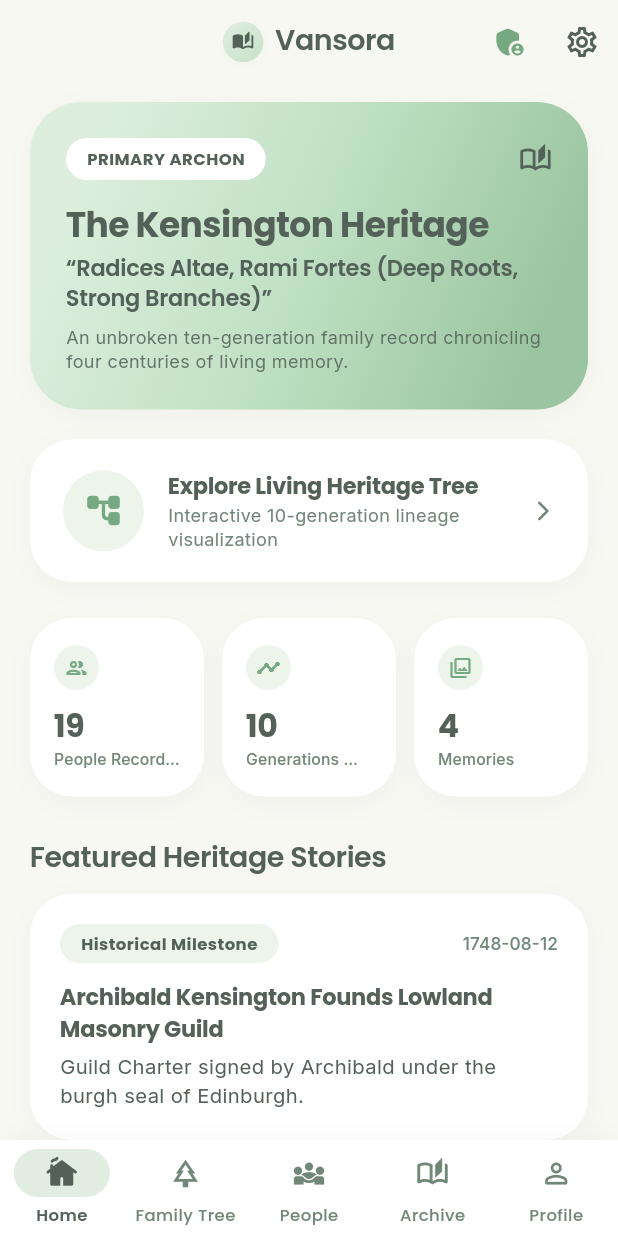
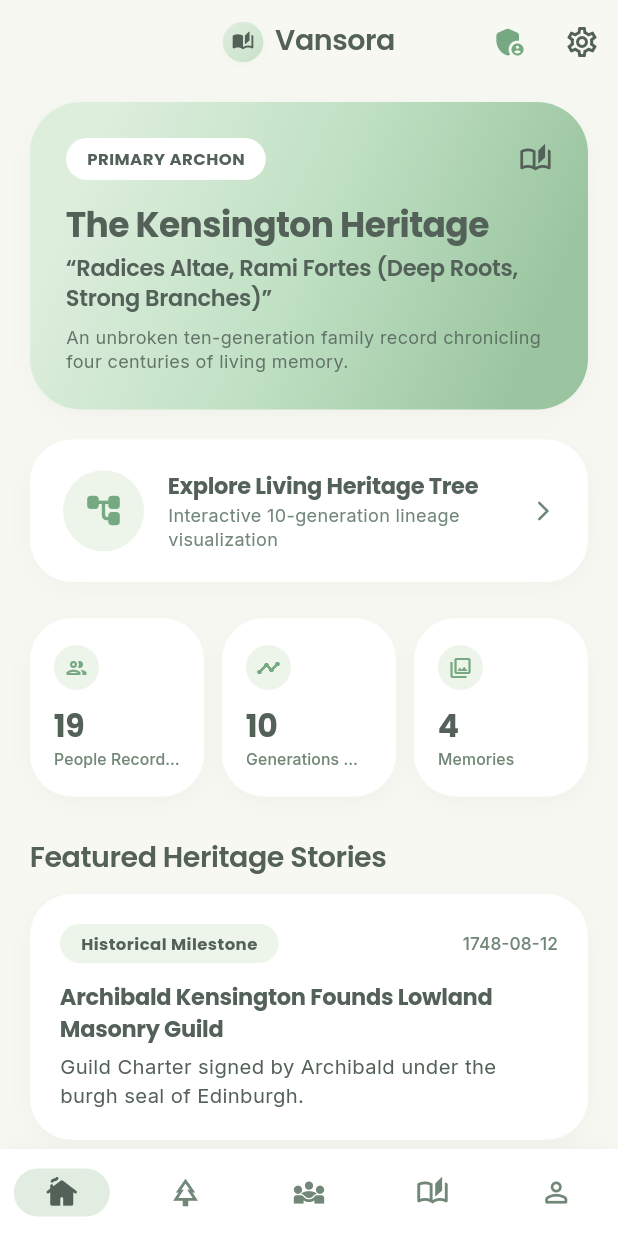
Before and after one commit to shreyfaldu08-dot/Family-Tree, a Flutter app: the screen it shows after launch, on a phone screen of 412 x 824 dp. Run offline on Flutter 3.47's test engine with Material 3 defaults, Android fonts, the phone set to English and light mode, and no system bars; our stand-ins replace flutter_riverpod, flutter_secure_storage, go_router, google_fonts, supabase_flutter; accounts and stored records are empty.

Commit message:
feat: implement navigation scaffold and master light theme configuration

```diff
--- a/lib/app/navigation_scaffold.dart
+++ b/lib/app/navigation_scaffold.dart
@@ -28,8 +28,8 @@ class NavigationScaffold extends StatelessWidget {
           child: NavigationBar(
             backgroundColor: AppColors.surface,
             elevation: 0,
-            height: 64,
-            labelBehavior: NavigationDestinationLabelBehavior.alwaysShow,
+            height: 58,
+            labelBehavior: NavigationDestinationLabelBehavior.alwaysHide,
             selectedIndex: navigationShell.currentIndex,
             indicatorColor: AppColors.paleSage,
             indicatorShape: RoundedRectangleBorder(
@@ -45,27 +45,27 @@ class NavigationScaffold extends StatelessWidget {
               NavigationDestination(
                 icon: Icon(Icons.cottage_outlined, color: AppColors.textSecondary),
                 selectedIcon: Icon(Icons.cottage_rounded, color: AppColors.textPrimary),
-                label: 'Home',
+                label: '',
               ),
               NavigationDestination(
                 icon: Icon(Icons.park_outlined, color: AppColors.textSecondary),
                 selectedIcon: Icon(Icons.park_rounded, color: AppColors.textPrimary),
-                label: 'Family Tree',
+                label: '',
               ),
               NavigationDestination(
                 icon: Icon(Icons.diversity_3_outlined, color: AppColors.textSecondary),
                 selectedIcon: Icon(Icons.diversity_3_rounded, color: AppColors.textPrimary),
-                label: 'People',
+                label: '',
               ),
               NavigationDestination(
                 icon: Icon(Icons.auto_stories_outlined, color: AppColors.textSecondary),
                 selectedIcon: Icon(Icons.auto_stories_rounded, color: AppColors.textPrimary),
-                label: 'Archive',
+                label: '',
               ),
               NavigationDestination(
                 icon: Icon(Icons.person_outline_rounded, color: AppColors.textSecondary),
                 selectedIcon: Icon(Icons.person_rounded, color: AppColors.textPrimary),
-                label: 'Profile',
+                label: '',
               ),
             ],
           ),
--- a/lib/app/theme/app_theme.dart
+++ b/lib/app/theme/app_theme.dart
@@ -187,7 +187,7 @@ abstract final class HeritageTheme {
         indicatorShape: RoundedRectangleBorder(
           borderRadius: HeritageCurves.pill, // Stadium capsule indicator
         ),
-        labelBehavior: NavigationDestinationLabelBehavior.alwaysShow,
+        labelBehavior: NavigationDestinationLabelBehavior.alwaysHide,
         labelTextStyle: WidgetStateProperty.resolveWith((states) {
           if (states.contains(WidgetState.selected)) {
             return HeritageTypography.labelSmall.copyWith(
```
Also changed, not shown: 1 other file.
